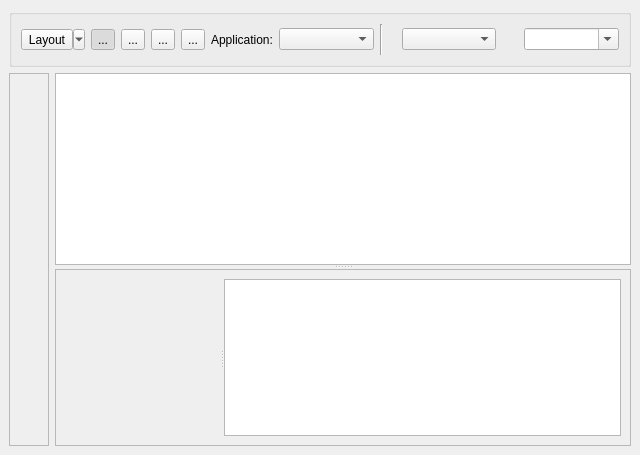
Qt form trunk/maestro/gui/plugins/views/stanza_editor/StanzaEditorBase.ui (patrickhartling/maestro) before a commit.
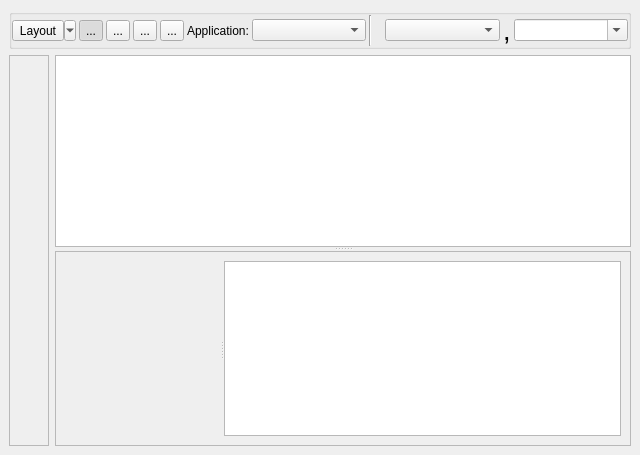
The same form after that commit. Icons and pictures are not drawn.

Commit message: - Disable the search toolbar because it causes the whole GUI to move around too   much. - Bring in the filter icon again.

Diff of the .ui file:
```diff
--- a/trunk/maestro/gui/plugins/views/stanza_editor/StanzaEditorBase.ui
+++ b/trunk/maestro/gui/plugins/views/stanza_editor/StanzaEditorBase.ui
@@ -111,10 +111,10 @@
      </property>
      <layout class="QHBoxLayout" >
       <property name="margin" >
-       <number>9</number>
+       <number>0</number>
       </property>
       <property name="spacing" >
-       <number>6</number>
+       <number>3</number>
       </property>
       <item>
        <widget class="QToolButton" name="mLayoutBtn" >
@@ -273,7 +273,7 @@
          </font>
         </property>
         <property name="text" >
-         <string/>
+         <string>,</string>
         </property>
         <property name="pixmap" >
          <pixmap/>
```
Left out of the diff: 2 changed lines with no effect on the pictures. The commit also changes 2 other files.
